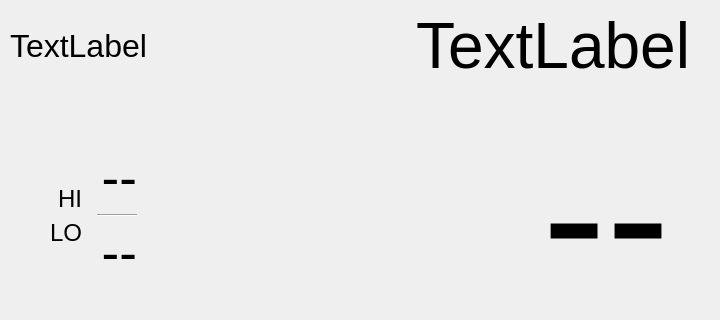
iachievedit/weatherfxlite, file weatherfxLite.ui: the form before one commit; both pictures show x 0 to 720 and y 0 to 320 of the 720 by 720 pixel window.
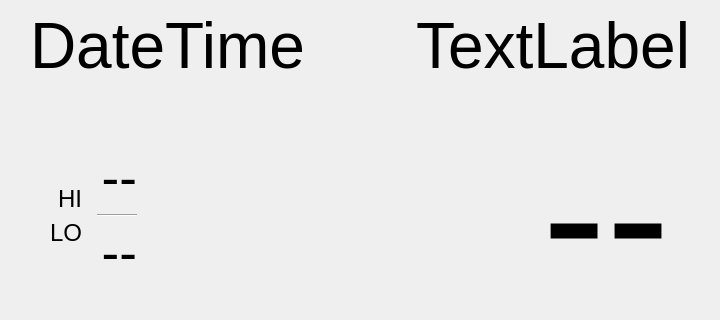
The form after the commit.

Commit message: Update date format and size

What changed in the file:
```diff
--- a/weatherfxLite.ui
+++ b/weatherfxLite.ui
@@ -45,19 +45,35 @@
     <layout class="QVBoxLayout" name="verticalLayout_3">
      <item>
       <layout class="QHBoxLayout" name="horizontalLayout">
+       <item>
+        <spacer name="horizontalSpacer_8">
+         <property name="orientation">
+          <enum>Qt::Orientation::Horizontal</enum>
+         </property>
+         <property name="sizeType">
+          <enum>QSizePolicy::Policy::Fixed</enum>
+         </property>
+         <property name="sizeHint" stdset="0">
+          <size>
+           <width>20</width>
+           <height>20</height>
+          </size>
+         </property>
+        </spacer>
+       </item>
        <item>
         <widget class="QLabel" name="currentDate">
          <property name="font">
           <font>
-           <pointsize>24</pointsize>
+           <pointsize>48</pointsize>
            <kerning>true</kerning>
           </font>
          </property>
          <property name="text">
-          <string>TextLabel</string>
+          <string>DateTime</string>
          </property>
          <property name="alignment">
-          <set>Qt::AlignLeading|Qt::AlignLeft|Qt::AlignVCenter</set>
+          <set>Qt::AlignmentFlag::AlignLeading|Qt::AlignmentFlag::AlignLeft|Qt::AlignmentFlag::AlignTop</set>
          </property>
         </widget>
        </item>
@@ -92,7 +108,7 @@
           <string>TextLabel</string>
          </property>
          <property name="alignment">
-          <set>Qt::AlignRight|Qt::AlignTop|Qt::AlignTrailing</set>
+          <set>Qt::AlignmentFlag::AlignLeading|Qt::AlignmentFlag::AlignLeft|Qt::AlignmentFlag::AlignTop</set>
          </property>
          <property name="margin">
           <number>0</number>
```
Left out of the diff: 46 changed lines with no effect on the pictures. The commit also changes 2 other files.
